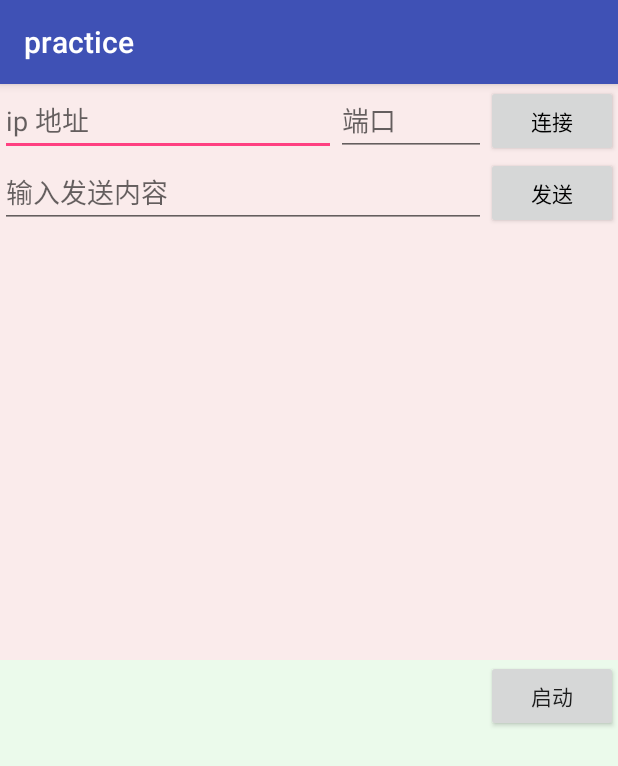
After one commit to small-tree/androidPractice, an Android app: the SocketPracticeActivity screen opened directly, with no data from a screen before it, on a phone screen of 412 x 824 dp. The commit adds this screen. Shown: the top 766 px of the screen. Run offline under Robolectric (Android 15) with nearby library versions, the phone set to English and light mode, and no system bars.

Commit message:
socket 学习

```diff
--- a/app/src/main/AndroidManifest.xml
+++ b/app/src/main/AndroidManifest.xml
@@ -7,6 +7,8 @@
         android:name="android.permission.BIND_JOB_SERVICE"
         tools:ignore="ProtectedPermissions" />
 
+
+    <uses-permission android:name="android.permission.INTERNET"/>
     <application
         android:allowBackup="true"
         android:icon="@mipmap/ic_launcher"
@@ -35,7 +37,8 @@
             </intent-filter>
         </receiver>
 
-        <activity android:name=".workmanager.WorkManagerActivity"></activity>
+        <activity android:name=".workmanager.WorkManagerActivity" />
+        <activity android:name=".socket.SocketPracticeActivity"></activity>
     </application>
 
 </manifest>
--- a/app/src/main/java/xianchao/com/practice/MainActivity.kt
+++ b/app/src/main/java/xianchao/com/practice/MainActivity.kt
@@ -23,6 +23,7 @@ import xianchao.com.basiclib.extension.extStartActivity
 import xianchao.com.practice.alarmManager.PracticeAlarmActivity
 import xianchao.com.practice.jobscheduler.JobSchedulerActivity
 import xianchao.com.practice.jobscheduler.PracticeJobService
+import xianchao.com.practice.socket.SocketPracticeActivity
 import xianchao.com.practice.workmanager.WorkManagerActivity
 import java.util.logging.Handler
 import java.util.logging.LogManager
@@ -63,6 +64,10 @@ class MainActivity : AppCompatActivity() {
             extStartActivity(WorkManagerActivity::class.java)
         }
 
+        btn_socket.setOnClickListener {
+            extStartActivity(SocketPracticeActivity::class.java)
+        }
+
 
     }
 }
--- a/app/src/main/res/layout/activity_main.xml
+++ b/app/src/main/res/layout/activity_main.xml
@@ -29,5 +29,11 @@
         android:layout_height="wrap_content"
         android:text="WorkManager"
         android:textAllCaps="false" />
+    <Button
+        android:id="@+id/btn_socket"
+        android:layout_width="wrap_content"
+        android:layout_height="wrap_content"
+        android:text="socket"
+        android:textAllCaps="false" />
 
 </LinearLayout>
--- /dev/null
+++ b/app/src/main/res/layout/activity_socket_practice.xml
@@ -0,0 +1,127 @@
+<?xml version="1.0" encoding="utf-8"?>
+<LinearLayout xmlns:android="http://schemas.android.com/apk/res/android"
+    xmlns:app="http://schemas.android.com/apk/res-auto"
+    xmlns:tools="http://schemas.android.com/tools"
+    android:layout_width="match_parent"
+    android:layout_height="match_parent"
+    android:orientation="vertical"
+    tools:context=".socket.SocketPracticeActivity">
+
+    <LinearLayout
+        android:id="@+id/top"
+        android:layout_width="match_parent"
+        android:layout_height="1dp"
+        android:layout_weight="1"
+        android:background="#0fFF0000"
+        android:orientation="vertical">
+
+        <LinearLayout
+            android:layout_width="match_parent"
+            android:layout_height="wrap_content"
+            android:orientation="horizontal">
+
+            <EditText
+                android:id="@+id/et_ip"
+                android:layout_width="wrap_content"
+                android:layout_height="wrap_content"
+                android:layout_weight="1"
+                android:hint="ip 地址" />
+
+            <EditText
+                android:id="@+id/et_port"
+                android:layout_width="100dp"
+                android:layout_height="wrap_content"
+                android:hint="端口"
+                android:inputType="number" />
+
+
+            <Button
+                android:id="@+id/btn_connect_server"
+                android:layout_width="wrap_content"
+                android:layout_height="wrap_content"
+                android:text="连接"
+                android:textColor="#000000" />
+
+        </LinearLayout>
+
+        <LinearLayout
+            android:layout_width="match_parent"
+            android:layout_height="wrap_content"
+            android:orientation="horizontal">
+
+            <EditText
+                android:id="@+id/et_client_content"
+                android:layout_width="100dp"
+                android:singleLine="true"
+                android:layout_height="wrap_content"
+                android:layout_weight="1"
+                android:hint="输入发送内容" />
+
+
+            <Button
+                android:id="@+id/btn_send_to_server"
+                android:layout_width="wrap_content"
+                android:layout_height="wrap_content"
+                android:text="发送"
+                android:textColor="#000000" />
+
+        </LinearLayout>
+
+
+        <ScrollView
+            android:layout_width="match_parent"
+            android:layout_height="wrap_content">
+            <TextView
+                android:id="@+id/tv_client_console"
+                android:layout_width="match_parent"
+                android:layout_height="wrap_content" />
+
+        </ScrollView>
+
+    </LinearLayout>
+
+    <LinearLayout
+        android:id="@+id/bottom"
+        android:layout_width="match_parent"
+        android:layout_height="1dp"
+        android:layout_weight="1"
+        android:background="#0f00FF00"
+        android:orientation="vertical">
+
+        <LinearLayout
+            android:layout_width="match_parent"
+            android:layout_height="wrap_content"
+            android:orientation="horizontal">
+
+
+            <TextView
+                android:id="@+id/tv_server_info"
+                android:layout_width="wrap_content"
+                android:layout_weight="1"
+                android:layout_height="match_parent" />
+            <Button
+                android:id="@+id/btn_start_server"
+                android:layout_width="wrap_content"
+                android:layout_height="wrap_content"
+                android:layout_gravity="right"
+                android:text="启动" />
+
+
+        </LinearLayout>
+
+
+        <ScrollView
+            android:layout_width="match_parent"
+            android:layout_height="wrap_content">
+
+            <TextView
+                android:id="@+id/tv_server_console"
+                android:layout_width="match_parent"
+                android:layout_height="wrap_content" />
+
+        </ScrollView>
+
+    </LinearLayout>
+
+
+</LinearLayout>
```
Also changed, not shown: app/src/main/java/xianchao/com/practice/socket/SocketPracticeActivity.kt (added, +163 -0 lines).
